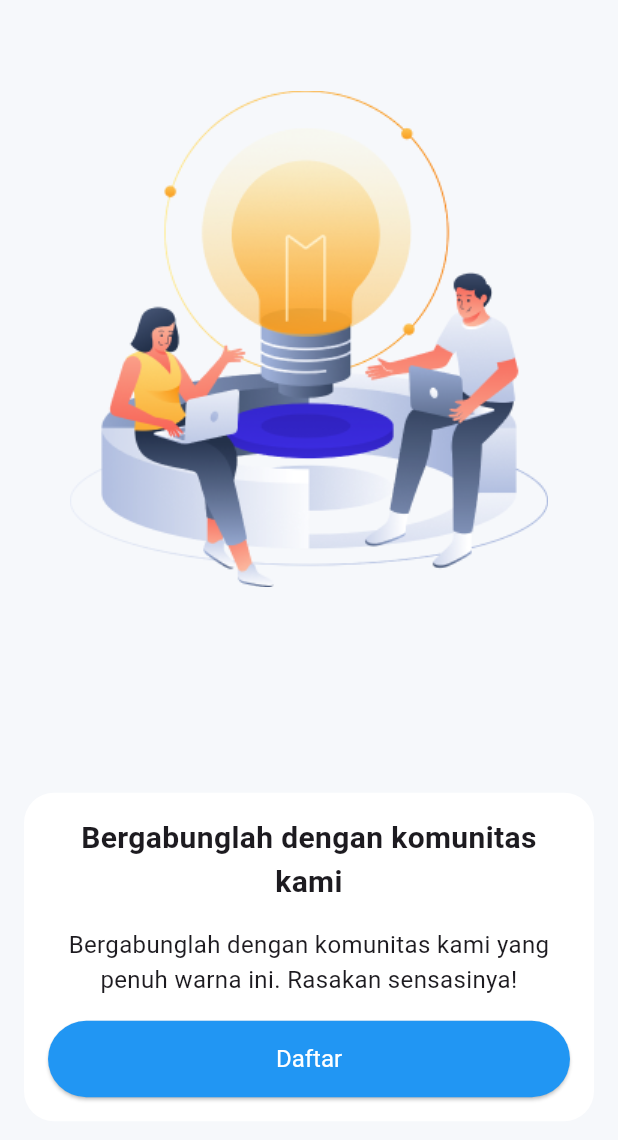
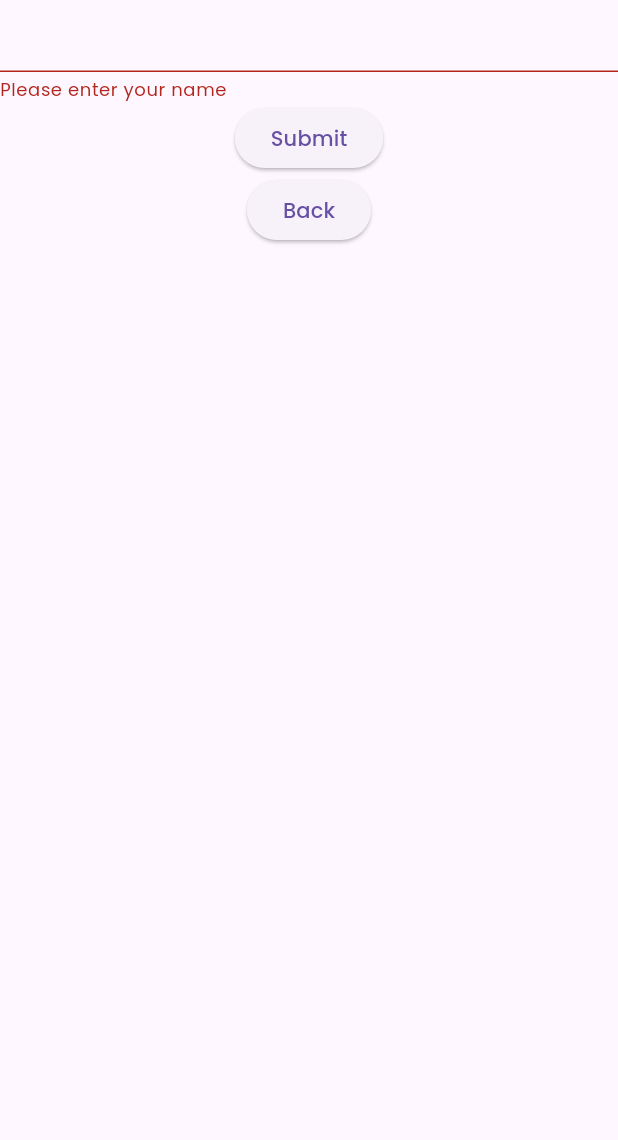
Before and after one commit to mralifakbar/playground, a Flutter app: the screen it shows after launch, after a tap on "Daftar", on a phone screen of 412 x 824 dp. Shown: the top 1140 px of the screen. Run offline on Flutter 3.47's test engine with Material 2 defaults, Android fonts, the phone set to English and light mode, and no system bars; our stand-ins replace google_fonts.

Commit message:
coba nopal

```diff
--- a/lib/main.dart
+++ b/lib/main.dart
@@ -1,5 +1,7 @@
 import 'package:flutter/material.dart';
+import 'package:google_fonts/google_fonts.dart';
 import 'package:playground/screen/onboarding_screen.dart';
+import 'package:playground/screen/signup_screen.dart';
 
 void main() {
   runApp(const MyApp());
@@ -14,6 +16,7 @@ class MyApp extends StatelessWidget {
       theme: ThemeData(
         primarySwatch: Colors.blue,
         useMaterial3: true,
+        textTheme: GoogleFonts.poppinsTextTheme(),
       ),
       home: OnboardingScreen(),
     );
--- a/lib/screen/onboarding_screen.dart
+++ b/lib/screen/onboarding_screen.dart
@@ -1,4 +1,6 @@
 import 'package:flutter/material.dart';
+import 'package:google_fonts/google_fonts.dart';
+import 'package:playground/screen/signup_screen.dart';
 
 class OnboardingScreen extends StatelessWidget {
   const OnboardingScreen({super.key});
@@ -36,7 +38,7 @@ class OnboardingScreen extends StatelessWidget {
                     padding: const EdgeInsets.symmetric(vertical: 16),
                     child: Text(
                       "Bergabunglah dengan komunitas kami yang penuh warna ini. Rasakan sensasinya!",
-                      style: TextStyle(
+                      style: GoogleFonts.merriweather(
                         fontSize: 16,
                       ),
                       textAlign: TextAlign.center,
@@ -45,15 +47,19 @@ class OnboardingScreen extends StatelessWidget {
                   SizedBox(
                     width: double.infinity,
                     child: ElevatedButton(
-                      onPressed: () {},
+                      onPressed: () {
+                        Navigator.push(
+                          context,
+                          MaterialPageRoute(builder: (context) {
+                            return SignUpScreen();
+                          }),
+                        );
+                      },
                       child: Text("Daftar"),
                       style: ElevatedButton.styleFrom(
                         padding: EdgeInsets.symmetric(vertical: 16),
                         backgroundColor: Colors.blue,
                         foregroundColor: Colors.white,
-                        textStyle: TextStyle(
-                          fontSize: 16,
-                        ),
                       ),
                     ),
                   ),
--- /dev/null
+++ b/lib/screen/signup_screen.dart
@@ -0,0 +1,54 @@
+import 'package:flutter/material.dart';
+
+class SignUpScreen extends StatefulWidget {
+  const SignUpScreen({super.key});
+
+  @override
+  State<SignUpScreen> createState() => _SignUpScreenState();
+}
+
+class _SignUpScreenState extends State<SignUpScreen> {
+  final _text = TextEditingController();
+  bool validate = false;
+  String? _name;
+
+  @override
+  Widget build(BuildContext context) {
+    return Scaffold(
+      body: SafeArea(
+        child: Column(
+          children: [
+            TextField(
+              controller: _text,
+              decoration: InputDecoration(
+                errorText: validate ? null : 'Please enter your name',
+              ),
+            ),
+            ElevatedButton(
+              onPressed: () {
+                setState(() {
+                  validate = _text.text.isNotEmpty;
+                });
+              },
+              child: Text('Submit'),
+            ),
+            ElevatedButton(
+                onPressed: () {
+                  Navigator.pop(context);
+                },
+                child: Text('Back')),
+            // TextField(
+            //   onChanged: (values) {
+            //     // print(values);
+            //     setState(() {
+            //       print(_name);
+            //     });
+            //   },
+            // ),
+            Text(_text.text ?? 'No name'),
+          ],
+        ),
+      ),
+    );
+  }
+}
--- a/pubspec.yaml
+++ b/pubspec.yaml
@@ -20,7 +20,7 @@ publish_to: "none" # Remove this line if you wish to publish to pub.dev
 version: 1.0.0+1
 
 environment:
-  sdk: ">=2.18.6 <3.0.0"
+  sdk: ">=2.18.6 <4.0.0"
 
 # Dependencies specify other packages that your package needs in order to work.
 # To automatically upgrade your package dependencies to the latest versions
@@ -35,6 +35,7 @@ dependencies:
   # The following adds the Cupertino Icons font to your application.
   # Use with the CupertinoIcons class for iOS style icons.
   cupertino_icons: ^1.0.2
+  google_fonts: ^6.1.0
 
 dev_dependencies:
   flutter_test:
```
Also changed, not shown: pubspec.lock, 2 other files.
